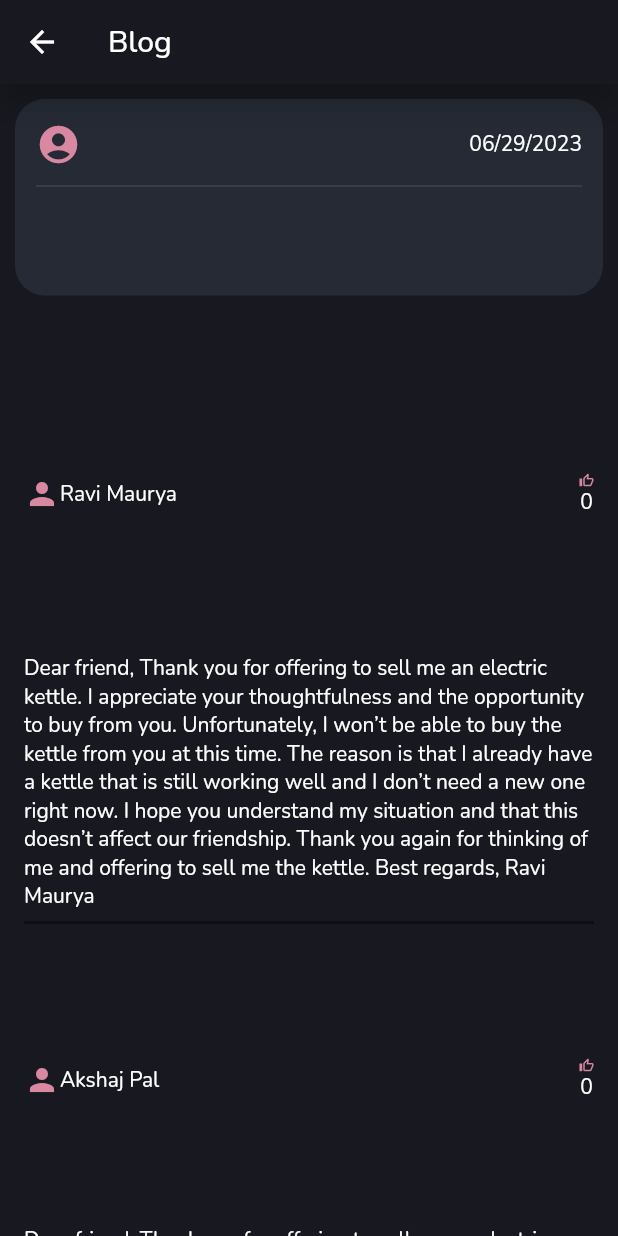
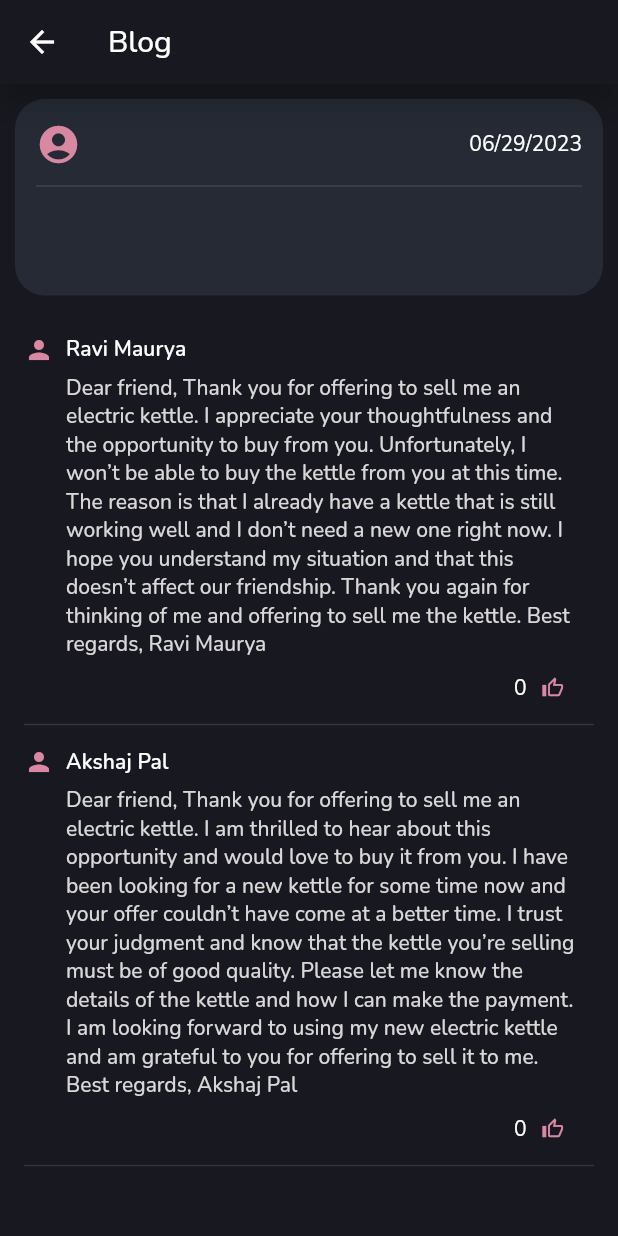
Before and after one commit to Ravi-Maurya74/Savio, a Flutter app: the BlogScreen screen opened directly with empty values, on a phone screen of 412 x 824 dp. Run offline on Flutter 3.47's test engine with Material 2 defaults, Android fonts, the phone set to English and light mode, and no system bars; our stand-ins replace adaptive_dialog, firebase_auth, firebase_core, flutter_staggered_animations, google_fonts, google_sign_in and 2 more; accounts and stored records are empty.

Commit message:
designed comment section

```diff
--- a/lib/screens/blogscreen.dart
+++ b/lib/screens/blogscreen.dart
@@ -46,6 +46,7 @@ class _BlogScreenState extends State<BlogScreen> {
             child: ConstrainedBox(
               constraints: const BoxConstraints.tightForFinite(),
               child: Column(
+                crossAxisAlignment: CrossAxisAlignment.start,
                 children: [
                   Container(
                     margin: const EdgeInsets.all(10),
@@ -75,7 +76,7 @@ class _BlogScreenState extends State<BlogScreen> {
                           trailing: Text(outputDate,
                               style: Theme.of(context)
                                   .textTheme
-                                  .titleMedium!
+                                  .titleLarge!
                                   .copyWith(
                                       fontWeight: FontWeight.normal,
                                       fontSize: 14)),
@@ -109,31 +110,77 @@ class _BlogScreenState extends State<BlogScreen> {
                       ],
                     ),
                   ),
+                  // Padding(
+                  //   padding:
+                  //       const EdgeInsets.symmetric(vertical: 0, horizontal: 12),
+                  //   child: Text(
+                  //     'Comments :',
+                  //     style: Theme.of(context).textTheme.headlineSmall,
+                  //   ),
+                  // ),
                   Padding(
                     padding: const EdgeInsets.all(16.0),
                     child: ListView.builder(
                       shrinkWrap: true,
                       primary: false,
                       physics: const NeverScrollableScrollPhysics(),
+                      itemCount: comments.length,
                       itemBuilder: (context, index) {
                         bool tap = false;
-
-                        return ConstrainedBox(
-                          constraints: const BoxConstraints(
-                              maxHeight: 400, minHeight: 100),
-                          child: Column(
+                        return Column(
                           mainAxisSize: MainAxisSize.min,
                           crossAxisAlignment: CrossAxisAlignment.start,
                           children: <Widget>[
-                              Expanded(
-                                child: Row(
+                            Row(
                               children: [
-                                    const Icon(Icons.person),
-                                    Text('${comments[index]['student']}'),
+                                const Icon(
+                                  Icons.person,
+                                  size: 20,
+                                ),
+                                const SizedBox(
+                                  width: 8,
+                                ),
+                                Text(
+                                  '${comments[index]['student']}',
+                                  style: Theme.of(context)
+                                      .textTheme
+                                      .titleSmall!
+                                      .copyWith(fontWeight: FontWeight.w600),
+                                ),
                                 const Spacer(),
-                                    Column(
+                              ],
+                            ),
+                            const SizedBox(
+                              height: 6,
+                            ),
+                            Builder(builder: (context) {
+                              return Padding(
+                                padding:
+                                    const EdgeInsets.fromLTRB(28, 0, 12, 0),
+                                child: Column(
+                                  crossAxisAlignment: CrossAxisAlignment.start,
+                                  children: [
+                                    Text(
+                                      '${comments[index]['comment']}',
+                                      style: Theme.of(context)
+                                          .textTheme
+                                          .bodyLarge!
+                                          .copyWith(
+                                              color: const Color.fromARGB(
+                                                  255, 217, 215, 215)),
+                                      textAlign: TextAlign.left,
+                                    ),
+                                    const SizedBox(
+                                      height: 10,
+                                    ),
+                                    Row(
                                       mainAxisSize: MainAxisSize.min,
                                       children: [
+                                        const Spacer(),
+                                        Text('${comments[index]['upvotes']}'),
+                                        const SizedBox(
+                                          width: 10,
+                                        ),
                                         GestureDetector(
                                           onTap: () {
                                             if (tap == false) {
@@ -147,28 +194,25 @@ class _BlogScreenState extends State<BlogScreen> {
                                             tap
                                                 ? Icons.thumb_up
                                                 : Icons.thumb_up_alt_outlined,
-                                            size: 10.0,
+                                            size: 15.0,
                                           ),
                                         ),
-                                        Text('${comments[index]['upvotes']}')
-                                      ],
+                                        const SizedBox(
+                                          width: 8,
                                         )
                                       ],
-                                ),
-                              ),
-                              Text(
-                                '${comments[index]['comment']}',
-                                textAlign: TextAlign.left,
-                              ),
-                              const Divider(
-                                thickness: 2,
-                                color: Colors.black45,
                                     ),
                                   ],
                                 ),
                               );
+                            }),
+                            const Divider(
+                              thickness: 0.9,
+                              height: 30,
+                            ),
+                          ],
+                        );
                       },
-                      itemCount: comments.length,
                     ),
                   )
                 ],
--- a/lib/screens/scaffold_screen.dart
+++ b/lib/screens/scaffold_screen.dart
@@ -4,6 +4,7 @@ import 'package:exp_man/screens/new_screen.dart';
 import 'package:exp_man/screens/user_profile_screen.dart';
 import 'package:exp_man/screens/wishlist_screen.dart';
 import 'package:flutter/material.dart';
+import 'package:flutter/services.dart';
 
 class ScaffoldScreen extends StatefulWidget {
   const ScaffoldScreen({super.key});
@@ -26,7 +27,9 @@ class _ScaffoldScreenState extends State<ScaffoldScreen> {
       child: Scaffold(
         appBar: AppBar(
           leading: IconButton(
-            onPressed: () {},
+            onPressed: () {
+              SystemNavigator.pop();
+            },
             icon: const Icon(Icons.arrow_back),
           ),
           title: Text(
--- a/lib/utilities/graph_generator.dart
+++ b/lib/utilities/graph_generator.dart
@@ -64,14 +64,15 @@ class _GraphGeneratorState extends State<GraphGenerator> {
         ],
       ),
       child: Padding(
-        padding: const EdgeInsets.symmetric(vertical: 4, horizontal: 0),
+        padding: const EdgeInsets.fromLTRB(0, 4, 2, 4),
         child: SfCartesianChart(
           primaryXAxis: DateTimeAxis(),
           isTransposed: true,
           series: <ChartSeries>[
             BarSeries<_ChartData, DateTime>(
               isVisibleInLegend: true,
-              color: const Color.fromARGB(255, 1, 106, 124),
+              color:
+                  const Color.fromARGB(255, 110, 152, 174).withOpacity(0.8), //
               dataSource: chartData,
               xValueMapper: (data, _) => data.date,
               yValueMapper: (data, _) => data.expense,
```
Lines whose indentation alone changed are shown as unchanged.
